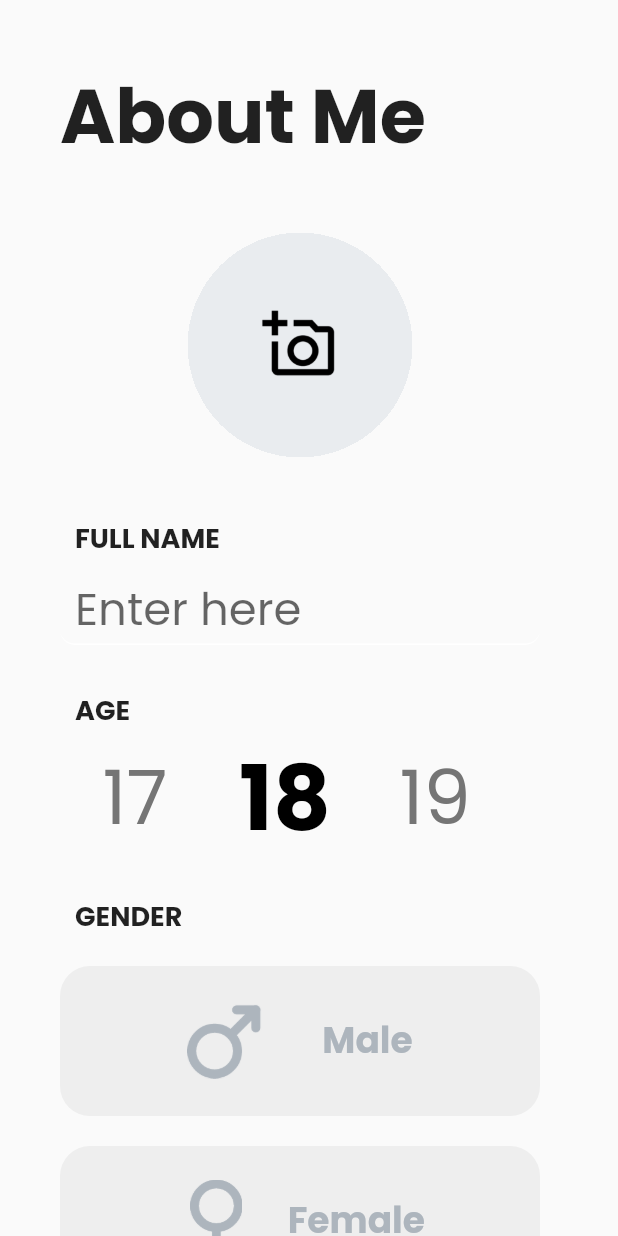
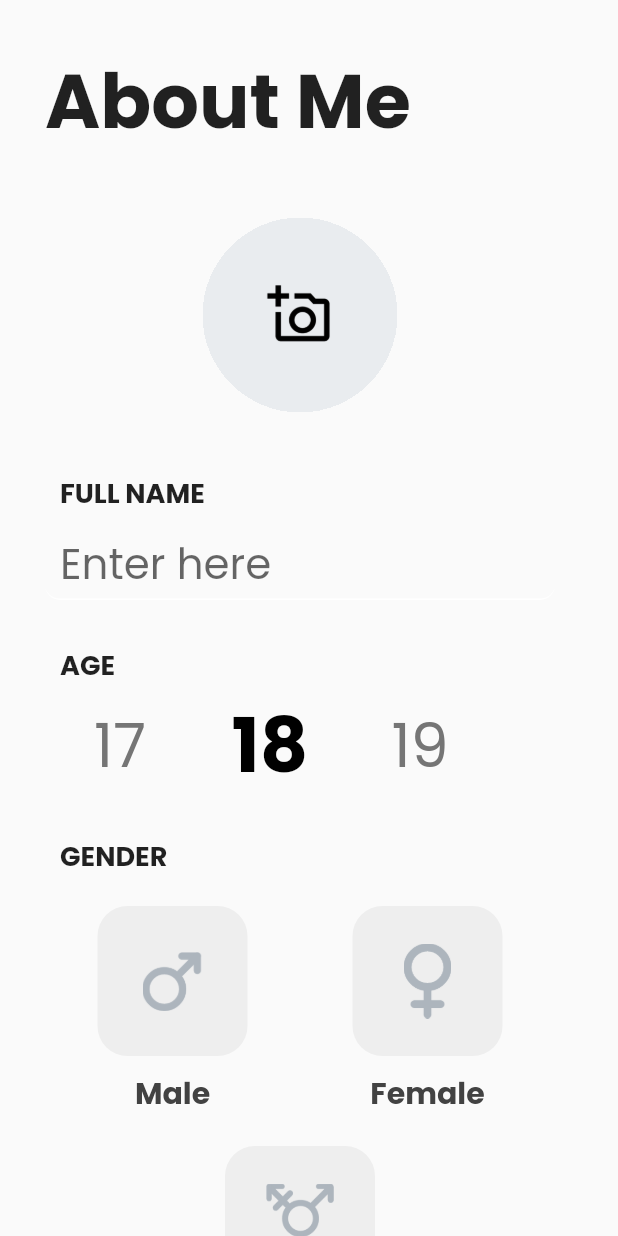
Before and after one commit to AbhiCh616/tutor_finder_flutter, a Flutter app: the screen it shows after launch, on a phone screen of 412 x 824 dp. Run offline on Flutter 3.47's test engine with Material 2 defaults, Android fonts, the phone set to English and light mode, and no system bars; drawn by our look-alikes of numberpicker; our stand-ins replace flutter_secure_storage, image_picker, simple_animations, sleek_circular_slider, supercharged.

Commit message:
Tutor reg travel page ui

```diff
--- a/lib/components/registration/tutor/basic_info.dart
+++ b/lib/components/registration/tutor/basic_info.dart
@@ -3,6 +3,7 @@ import 'dart:io';
 import 'package:flutter/material.dart';
 import 'package:image_picker/image_picker.dart';
 import 'package:numberpicker/numberpicker.dart';
+import 'package:tutor_finder_flutter/components/registration/tutor/distance_picker.dart';
 
 import 'package:tutor_finder_flutter/components/registration/utils/gender.dart';
 
@@ -44,7 +45,7 @@ class _BasicInfoState extends State<BasicInfo> {
           child: ConstrainedBox(
             constraints: BoxConstraints(maxWidth: 400),
             child: Padding(
-              padding: const EdgeInsets.all(40.0),
+              padding: const EdgeInsets.all(30.0),
               child: Column(
                 crossAxisAlignment: CrossAxisAlignment.start,
                 children: [
@@ -71,8 +72,8 @@ class _BasicInfoState extends State<BasicInfo> {
                               : AssetImage('assets/images/camera.png')
                                   as ImageProvider,
                           fit: BoxFit.cover,
-                          width: 150.0,
-                          height: 150.0,
+                          width: 130.0,
+                          height: 130.0,
                           child: InkWell(
                             onTap: getImage,
                           ),
@@ -94,7 +95,7 @@ class _BasicInfoState extends State<BasicInfo> {
                   ),
                   // Name field
                   TextFormField(
-                    style: TextStyle(fontSize: 30),
+                    style: TextStyle(fontSize: 28),
                     controller: nameController,
                     decoration: InputDecoration(
                       filled: true,
@@ -132,13 +133,13 @@ class _BasicInfoState extends State<BasicInfo> {
                     selectedTextStyle: TextStyle(
                       color: Colors.black,
                       fontWeight: FontWeight.bold,
-                      fontSize: 60,
+                      fontSize: 50,
                     ),
                     textStyle: TextStyle(
                       color: Colors.grey[600],
-                      fontSize: 50,
+                      fontSize: 40,
                     ),
-                    itemHeight: 90,
+                    itemHeight: 80,
                   ),
                   // Gender heading
                   Padding(
@@ -152,9 +153,14 @@ class _BasicInfoState extends State<BasicInfo> {
                       ),
                     ),
                   ),
+                  Row(
+                    mainAxisAlignment: MainAxisAlignment.spaceAround,
+                    children: [
+                      Column(
+                        children: [
                           // Male
                           Container(
-                    margin: EdgeInsets.only(bottom: 20),
+                            margin: EdgeInsets.only(bottom: 10),
                             decoration: BoxDecoration(
                               borderRadius: BorderRadius.circular(20),
                               color: _gender == Gender.Male
@@ -162,6 +168,7 @@ class _BasicInfoState extends State<BasicInfo> {
                                   : Colors.grey[200],
                             ),
                             height: 100,
+                            width: 100,
                             child: Material(
                               color: Colors.transparent,
                               child: InkWell(
@@ -173,37 +180,32 @@ class _BasicInfoState extends State<BasicInfo> {
                                 borderRadius: BorderRadius.all(
                                   Radius.circular(20),
                                 ),
-                        child: Row(
-                          mainAxisAlignment: MainAxisAlignment.center,
-                          children: [
-                            Image.asset(
+                                child: Padding(
+                                  padding: EdgeInsets.all(30),
+                                  child: Image.asset(
                                     _gender == Gender.Male
                                         ? 'assets/images/male_selected.png'
                                         : 'assets/images/male_unselected.png',
-                              height: 50,
-                              width: 50,
                                   ),
-                            Padding(
-                              padding: const EdgeInsets.only(left: 40.0),
-                              child: Text(
+                                ),
+                              ),
+                            ),
+                          ),
+                          Text(
                             'Male',
                             style: TextStyle(
-                                  fontSize: 24,
+                              fontSize: 20,
                               fontWeight: FontWeight.bold,
-                                  color: _gender == Gender.Male
-                                      ? Colors.white
-                                      : Color(0xffadb5bd),
-                                ),
+                              color: Colors.grey[800],
                             ),
                           ),
                         ],
                       ),
-                      ),
-                    ),
-                  ),
                       // Female
+                      Column(
+                        children: [
                           Container(
-                    margin: EdgeInsets.only(bottom: 20),
+                            margin: EdgeInsets.only(bottom: 10),
                             decoration: BoxDecoration(
                               borderRadius: BorderRadius.circular(20),
                               color: _gender == Gender.Female
@@ -211,6 +213,7 @@ class _BasicInfoState extends State<BasicInfo> {
                                   : Colors.grey[200],
                             ),
                             height: 100,
+                            width: 100,
                             child: Material(
                               color: Colors.transparent,
                               child: InkWell(
@@ -222,37 +225,37 @@ class _BasicInfoState extends State<BasicInfo> {
                                 borderRadius: BorderRadius.all(
                                   Radius.circular(20),
                                 ),
-                        child: Row(
-                          mainAxisAlignment: MainAxisAlignment.center,
-                          children: [
-                            Image.asset(
+                                child: Padding(
+                                  padding: const EdgeInsets.all(25.0),
+                                  child: Image.asset(
                                     _gender == Gender.Female
                                         ? 'assets/images/female_selected.png'
                                         : 'assets/images/female_unselected.png',
                                     height: 55,
                                     width: 55,
                                   ),
-                            Padding(
-                              padding: const EdgeInsets.only(left: 20.0),
-                              child: Text(
+                                ),
+                              ),
+                            ),
+                          ),
+                          Text(
                             'Female',
                             style: TextStyle(
-                                  fontSize: 24,
+                              fontSize: 20,
                               fontWeight: FontWeight.bold,
-                                  color: _gender == Gender.Female
-                                      ? Colors.white
-                                      : Color(0xffadb5bd),
-                                ),
+                              color: Colors.grey[800],
                             ),
                           ),
                         ],
                       ),
-                      ),
-                    ),
+                    ],
                   ),
                   // Other
+                  Center(
+                    child: Column(
+                      children: [
                         Container(
-                    margin: EdgeInsets.only(bottom: 10),
+                          margin: EdgeInsets.only(top: 20, bottom: 10),
                           decoration: BoxDecoration(
                             borderRadius: BorderRadius.circular(20),
                             color: _gender == Gender.Other
@@ -260,6 +263,7 @@ class _BasicInfoState extends State<BasicInfo> {
                                 : Colors.grey[200],
                           ),
                           height: 100,
+                          width: 100,
                           child: Material(
                             color: Colors.transparent,
                             child: InkWell(
@@ -271,27 +275,63 @@ class _BasicInfoState extends State<BasicInfo> {
                               borderRadius: BorderRadius.all(
                                 Radius.circular(20),
                               ),
-                        child: Row(
-                          mainAxisAlignment: MainAxisAlignment.center,
-                          children: [
-                            Image.asset(
+                              child: Padding(
+                                padding: const EdgeInsets.all(25.0),
+                                child: Image.asset(
                                   _gender == Gender.Other
                                       ? 'assets/images/transgender_selected.png'
                                       : 'assets/images/transgender_unselected.png',
                                   height: 60,
                                   width: 60,
                                 ),
-                            Padding(
-                              padding: const EdgeInsets.only(left: 38.0),
-                              child: Text(
+                              ),
+                            ),
+                          ),
+                        ),
+                        Text(
                           'Other',
                           style: TextStyle(
-                                  fontSize: 24,
+                            fontSize: 20,
                             fontWeight: FontWeight.bold,
-                                  color: _gender == Gender.Other
-                                      ? Colors.white
-                                      : Color(0xffadb5bd),
+                            color: Colors.grey[800],
                           ),
+                        ),
+                      ],
+                    ),
+                  ),
+                  // Next button
+                  Container(
+                    margin: EdgeInsets.only(top: 30),
+                    decoration: BoxDecoration(
+                      borderRadius: BorderRadius.circular(50),
+                      color: Colors.blue,
+                    ),
+                    height: 70,
+                    width: 500,
+                    child: Material(
+                      color: Colors.transparent,
+                      child: InkWell(
+                        onTap: () {
+                          Navigator.push(
+                            context,
+                            PageRouteBuilder(
+                              transitionDuration: Duration(seconds: 2),
+                              pageBuilder: (_, __, ___) => DistancePicker(),
+                            ),
+                          );
+                        },
+                        borderRadius: BorderRadius.all(
+                          Radius.circular(50),
+                        ),
+                        child: Row(
+                          mainAxisAlignment: MainAxisAlignment.center,
+                          children: [
+                            Text(
+                              'NEXT',
+                              style: TextStyle(
+                                fontSize: 20,
+                                fontWeight: FontWeight.bold,
+                                color: Colors.white,
                               ),
                             ),
                           ],
--- a/lib/main.dart
+++ b/lib/main.dart
@@ -1,5 +1,6 @@
 import 'package:flutter/material.dart';
 import 'package:tutor_finder_flutter/components/registration/tutor/basic_info.dart';
+import 'package:tutor_finder_flutter/components/registration/tutor/distance_picker.dart';
 
 void main() => runApp(
       MaterialApp(
--- a/pubspec.yaml
+++ b/pubspec.yaml
@@ -34,6 +34,7 @@ dependencies:
   http: ^0.13.3
   image_picker: ^0.7.5
   numberpicker: ^2.1.1
+  sleek_circular_slider: ^2.0.0
 
 dev_dependencies:
   flutter_test:
```
Also changed, not shown: lib/components/registration/tutor/distance_picker.dart (+109 -3 lines), lib/components/registration/tutor/subject_fees.dart (added, +35 -0 lines), pubspec.lock. Lines whose indentation alone changed are shown as unchanged.
